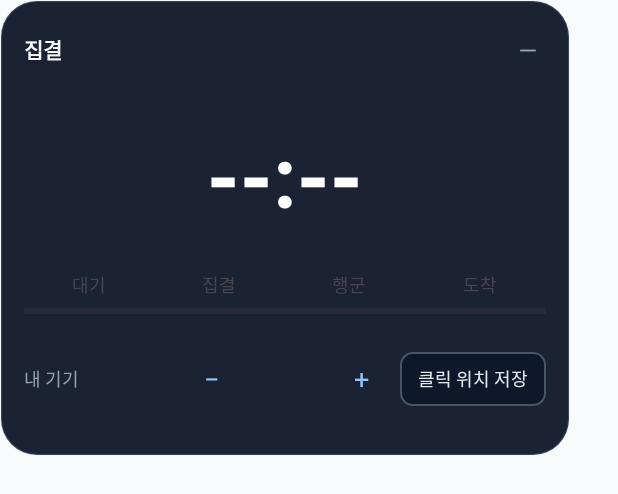
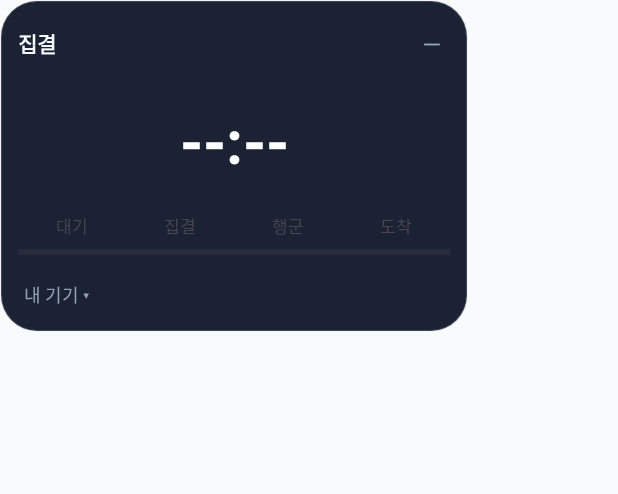
Before and after one commit to songkong72/AutoClicker, an Android app: the layout layout_rally_panel.xml on its own in the app's theme, with its tools: preview values and no code run, on a phone screen of 412 x 824 dp. Shown: the top 494 px of the screen. Run offline under Robolectric (Android 15) with nearby library versions, the phone set to English and light mode, and no system bars.

Commit message:
style: compact rally panel (312dp, smaller type), collapsible 내 기기, full minimized mode
Co-Authored-By: Claude Sonnet 5.5 <noreply@anthropic.com>
Claude-Session: https://claude.ai/code/session_016jpBTB1U9vngyUcTRJpwxx

```diff
--- a/android-app/app/src/main/res/layout/layout_rally_panel.xml
+++ b/android-app/app/src/main/res/layout/layout_rally_panel.xml
@@ -1,10 +1,10 @@
 <?xml version="1.0" encoding="utf-8"?>
 <LinearLayout xmlns:android="http://schemas.android.com/apk/res/android"
-    android:layout_width="380dp"
+    android:layout_width="312dp"
     android:layout_height="wrap_content"
     android:background="@drawable/bg_rally_panel"
     android:orientation="vertical"
-    android:padding="16dp">
+    android:padding="12dp">
 
     <!-- 상단: 연결 상태 + 최소화 -->
     <LinearLayout
@@ -38,10 +38,10 @@
         android:id="@+id/rallyHeroLabel"
         android:layout_width="match_parent"
         android:layout_height="wrap_content"
-        android:layout_marginTop="8dp"
+        android:layout_marginTop="2dp"
         android:gravity="center"
         android:textColor="#CBD5E1"
-        android:textSize="15sp" />
+        android:textSize="13sp" />
 
     <TextView
         android:id="@+id/rallyHeroTime"
@@ -50,7 +50,7 @@
         android:gravity="center"
         android:text="--:--"
         android:textColor="#FFFFFF"
-        android:textSize="56sp"
+        android:textSize="40sp"
         android:textStyle="bold" />
 
     <TextView
@@ -59,22 +59,23 @@
         android:layout_height="wrap_content"
         android:gravity="center"
         android:textColor="#94A3B8"
-        android:textSize="12sp" />
+        android:textSize="11sp" />
 
     <LinearLayout
+        android:id="@+id/phaseRow"
         android:layout_width="match_parent"
         android:layout_height="wrap_content"
-        android:layout_marginTop="10dp"
+        android:layout_marginTop="6dp"
         android:orientation="horizontal">
 
         <TextView android:id="@+id/phase1" android:layout_width="0dp" android:layout_height="wrap_content"
-            android:layout_weight="1" android:gravity="center" android:text="대기" android:textSize="12sp" />
+            android:layout_weight="1" android:gravity="center" android:text="대기" android:textSize="11sp" />
         <TextView android:id="@+id/phase2" android:layout_width="0dp" android:layout_height="wrap_content"
-            android:layout_weight="1" android:gravity="center" android:text="집결" android:textSize="12sp" />
+            android:layout_weight="1" android:gravity="center" android:text="집결" android:textSize="11sp" />
         <TextView android:id="@+id/phase3" android:layout_width="0dp" android:layout_height="wrap_content"
-            android:layout_weight="1" android:gravity="center" android:text="행군" android:textSize="12sp" />
+            android:layout_weight="1" android:gravity="center" android:text="행군" android:textSize="11sp" />
         <TextView android:id="@+id/phase4" android:layout_width="0dp" android:layout_height="wrap_content"
-            android:layout_weight="1" android:gravity="center" android:text="도착" android:textSize="12sp" />
+            android:layout_weight="1" android:gravity="center" android:text="도착" android:textSize="11sp" />
     </LinearLayout>
 
     <ProgressBar
@@ -100,20 +101,37 @@
         android:id="@+id/rallyRows"
         android:layout_width="match_parent"
         android:layout_height="wrap_content"
-        android:layout_marginTop="12dp"
+        android:layout_marginTop="6dp"
         android:orientation="vertical" />
 
     <TextView
         android:id="@+id/rallyAddTeam"
         android:layout_width="match_parent"
-        android:layout_height="36dp"
-        android:layout_marginTop="6dp"
+        android:layout_height="32dp"
+        android:layout_marginTop="4dp"
         android:background="@drawable/bg_chip_normal"
         android:gravity="center"
         android:text="+ 팀 추가"
         android:textColor="#93C5FD"
         android:textSize="13sp"
         android:visibility="gone" />
+
+    <TextView
+        android:id="@+id/devToggle"
+        android:layout_width="match_parent"
+        android:layout_height="wrap_content"
+        android:layout_marginTop="6dp"
+        android:padding="4dp"
+        android:text="내 기기 ▾"
+        android:textColor="#94A3B8"
+        android:textSize="12sp" />
+
+    <LinearLayout
+        android:id="@+id/devSection"
+        android:layout_width="match_parent"
+        android:layout_height="wrap_content"
+        android:orientation="vertical"
+        android:visibility="gone">
 
     <!-- 내 기기: 클릭 위치와 ms 보정 -->
     <LinearLayout
@@ -127,7 +145,7 @@
             android:layout_width="0dp"
             android:layout_height="wrap_content"
             android:layout_weight="1"
-            android:text="내 기기"
+            android:text="클릭 보정"
             android:textColor="#94A3B8"
             android:textSize="12sp" />
 
@@ -179,19 +197,21 @@
         android:textColor="#64748B"
         android:textSize="11sp" />
 
+    </LinearLayout>
+
     <!-- 관리자 버튼 -->
     <LinearLayout
         android:id="@+id/rallyAdminBar"
         android:layout_width="match_parent"
         android:layout_height="wrap_content"
-        android:layout_marginTop="12dp"
+        android:layout_marginTop="8dp"
         android:orientation="horizontal"
         android:visibility="gone">
 
         <TextView
             android:id="@+id/rallyBtnStart"
             android:layout_width="0dp"
-            android:layout_height="44dp"
+            android:layout_height="40dp"
             android:layout_weight="1"
             android:background="@drawable/bg_btn_primary"
             android:gravity="center"
@@ -203,7 +223,7 @@
         <TextView
             android:id="@+id/rallyBtnStop"
             android:layout_width="0dp"
-            android:layout_height="44dp"
+            android:layout_height="40dp"
             android:layout_marginStart="8dp"
             android:layout_weight="1"
             android:background="@drawable/bg_btn_danger_outline"
```
Also changed, not shown: android-app/app/src/main/java/com/sejun/autoclicker/RallyPanelView.kt (+12 -0 lines), android-app/app/src/main/res/layout/item_rally_team_row.xml (+11 -11 lines).
